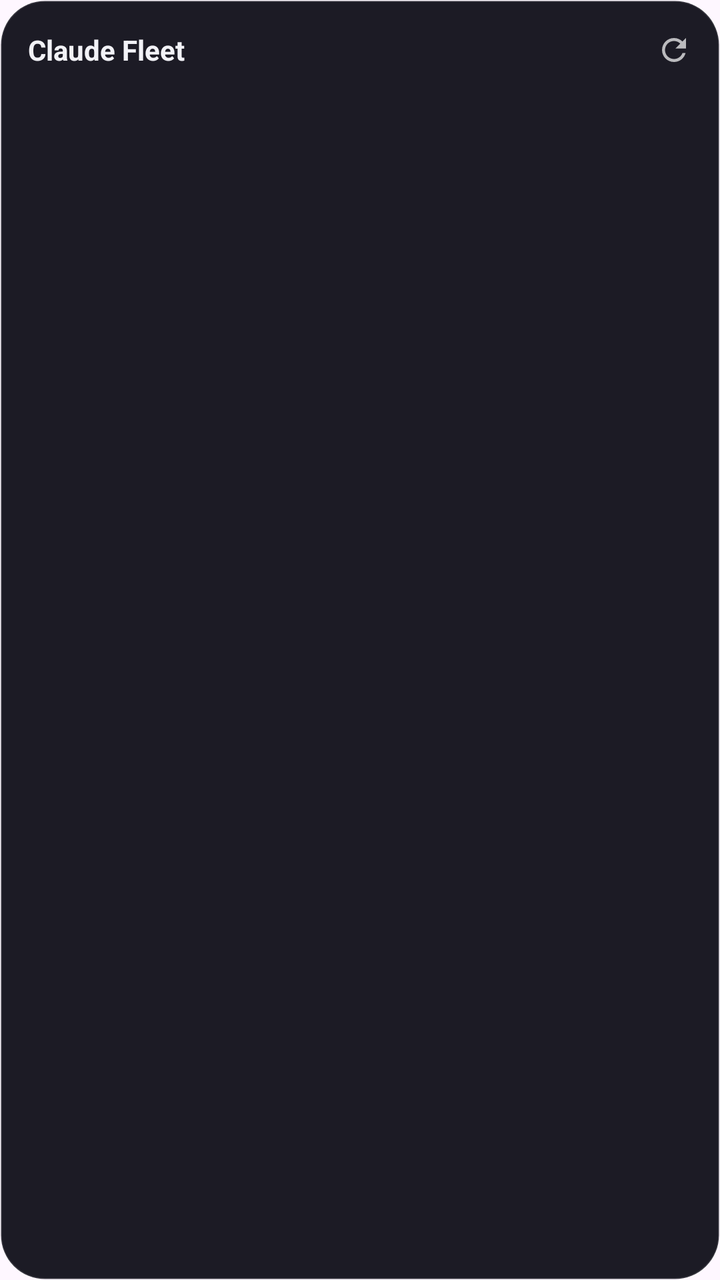
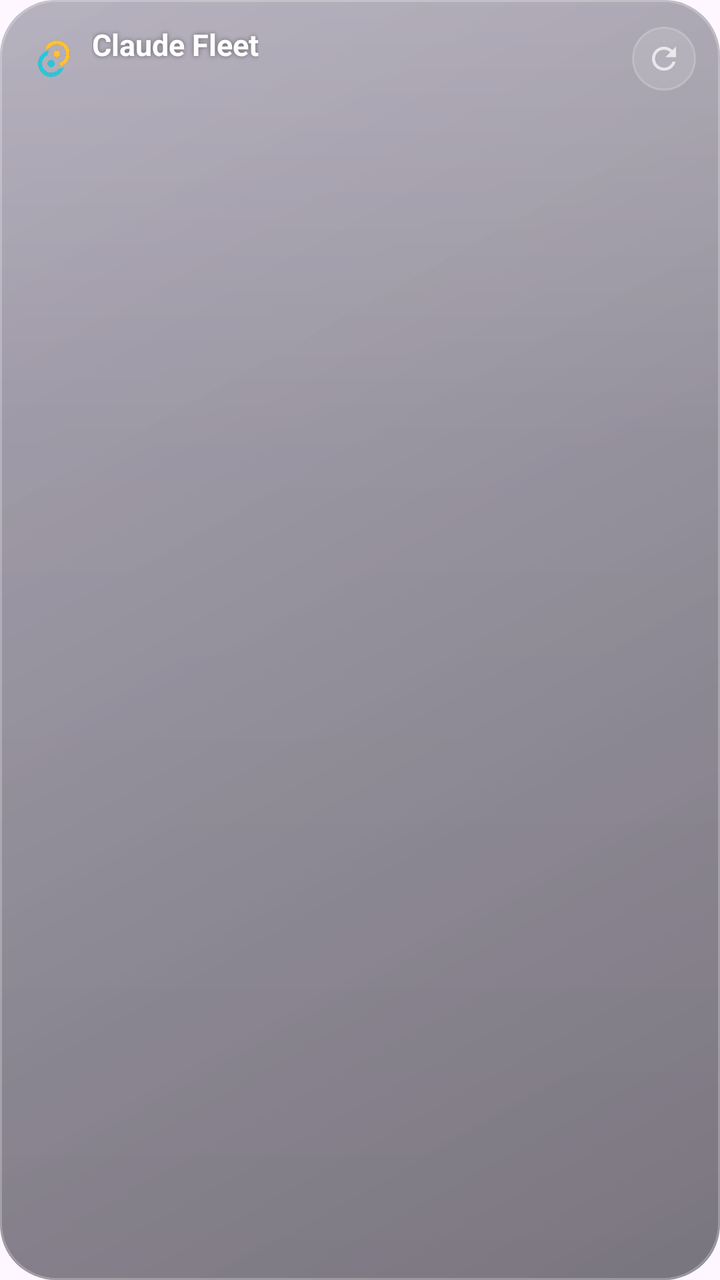

Compare the two renders of this Android layout. The source of the first and the diff that turns it into the second are given below.
<!-- AndroidManifest.xml: application theme Theme.claude_fleet -->
<!-- res/layout/fleet_widget.xml -->
<?xml version="1.0" encoding="utf-8"?>
<LinearLayout xmlns:android="http://schemas.android.com/apk/res/android"
    android:id="@+id/widget_root"
    android:layout_width="match_parent"
    android:layout_height="match_parent"
    android:background="@drawable/widget_bg"
    android:orientation="vertical"
    android:paddingStart="14dp"
    android:paddingTop="8dp"
    android:paddingEnd="6dp"
    android:paddingBottom="10dp">

    <LinearLayout
        android:layout_width="match_parent"
        android:layout_height="wrap_content"
        android:gravity="center_vertical"
        android:orientation="horizontal">

        <TextView
            android:layout_width="0dp"
            android:layout_height="wrap_content"
            android:layout_weight="1"
            android:ellipsize="end"
            android:maxLines="1"
            android:text="Claude Fleet"
            android:textColor="#F2F2F7"
            android:textSize="14sp"
            android:textStyle="bold" />

        <TextView
            android:id="@+id/widget_updated"
            android:layout_width="wrap_content"
            android:layout_height="wrap_content"
            android:layout_marginStart="6dp"
            android:maxLines="1"
            android:textColor="#80FFFFFF"
            android:textSize="11sp" />

        <ImageView
            android:id="@+id/widget_refresh"
            android:layout_width="34dp"
            android:layout_height="34dp"
            android:contentDescription="Refresh"
            android:padding="8dp"
            android:src="@drawable/ic_widget_refresh" />
    </LinearLayout>

    <TextView
        android:id="@+id/widget_plan"
        android:layout_width="match_parent"
        android:layout_height="wrap_content"
        android:layout_marginTop="-4dp"
        android:layout_marginBottom="2dp"
        android:ellipsize="end"
        android:maxLines="1"
        android:textColor="#C4B5FD"
        android:textSize="12sp"
        android:visibility="gone" />

    <TextView
        android:id="@+id/widget_empty"
        android:layout_width="match_parent"
        android:layout_height="wrap_content"
        android:layout_marginTop="4dp"
        android:text="Open Claude Fleet and add a PC to see it here."
        android:textColor="#99FFFFFF"
        android:textSize="12sp"
        android:visibility="gone" />

    <LinearLayout
        android:id="@+id/widget_rows"
        android:layout_width="match_parent"
        android:layout_height="wrap_content"
        android:orientation="vertical"
        android:paddingEnd="8dp" />
</LinearLayout>
<!-- resources referenced by this layout -->
<resources>
  <!-- drawable widget_bg (drawable) -->
  <?xml version="1.0" encoding="utf-8"?>
  <shape xmlns:android="http://schemas.android.com/apk/res/android" android:shape="rectangle">
      <solid android:color="#F00E0E18" />
      <stroke android:width="1dp" android:color="#1FFFFFFF" />
      <corners android:radius="22dp" />
  </shape>
  <!-- unchanged entries left out for length: 2 -->
</resources>

<!-- the commit's change to res/layout/fleet_widget.xml (unified diff, before → after) -->
@@ -5,65 +5,180 @@
     android:layout_height="match_parent"
     android:background="@drawable/widget_bg"
     android:orientation="vertical"
-    android:paddingStart="14dp"
-    android:paddingTop="8dp"
-    android:paddingEnd="6dp"
-    android:paddingBottom="10dp">
+    android:padding="12dp">
 
+    
     <LinearLayout
         android:layout_width="match_parent"
         android:layout_height="wrap_content"
         android:gravity="center_vertical"
-        android:orientation="horizontal">
+        android:orientation="horizontal"
+        android:paddingStart="4dp">
 
-        <TextView
+        <ImageView
+            android:layout_width="22dp"
+            android:layout_height="22dp"
+            android:layout_marginEnd="8dp"
+            android:importantForAccessibility="no"
+            android:src="@mipmap/ic_launcher" />
+
+        <LinearLayout
             android:layout_width="0dp"
             android:layout_height="wrap_content"
             android:layout_weight="1"
-            android:ellipsize="end"
-            android:maxLines="1"
-            android:text="Claude Fleet"
-            android:textColor="#F2F2F7"
-            android:textSize="14sp"
-            android:textStyle="bold" />
+            android:orientation="vertical">
 
-        <TextView
-            android:id="@+id/widget_updated"
-            android:layout_width="wrap_content"
-            android:layout_height="wrap_content"
-            android:layout_marginStart="6dp"
-            android:maxLines="1"
-            android:textColor="#80FFFFFF"
-            android:textSize="11sp" />
+            <TextView
+                android:layout_width="wrap_content"
+                android:layout_height="wrap_content"
+                android:maxLines="1"
+                android:shadowColor="#66000000"
+                android:shadowRadius="6"
+                android:text="Claude Fleet"
+                android:textColor="#FFFFFFFF"
+                android:textSize="15sp"
+                android:textStyle="bold" />
+
+            <TextView
+                android:id="@+id/widget_updated"
+                android:layout_width="wrap_content"
+                android:layout_height="wrap_content"
+                android:ellipsize="end"
+                android:maxLines="1"
+                android:shadowColor="#66000000"
+                android:shadowRadius="4"
+                android:textColor="#B3FFFFFF"
+                android:textSize="11sp" />
+        </LinearLayout>
 
         <ImageView
             android:id="@+id/widget_refresh"
-            android:layout_width="34dp"
-            android:layout_height="34dp"
+            android:layout_width="32dp"
+            android:layout_height="32dp"
+            android:background="@drawable/widget_glass_circle"
             android:contentDescription="Refresh"
-            android:padding="8dp"
+            android:padding="7dp"
             android:src="@drawable/ic_widget_refresh" />
     </LinearLayout>
 
-    <TextView
+    
+    <LinearLayout
         android:id="@+id/widget_plan"
         android:layout_width="match_parent"
         android:layout_height="wrap_content"
-        android:layout_marginTop="-4dp"
-        android:layout_marginBottom="2dp"
-        android:ellipsize="end"
-        android:maxLines="1"
-        android:textColor="#C4B5FD"
-        android:textSize="12sp"
-        android:visibility="gone" />
+        android:layout_marginTop="10dp"
+        android:orientation="horizontal"
+        android:visibility="gone">
+
+        <LinearLayout
+            android:id="@+id/plan_5h"
+            android:layout_width="0dp"
+            android:layout_height="wrap_content"
+            android:layout_weight="1"
+            android:background="@drawable/widget_glass_pill"
+            android:orientation="vertical"
+            android:paddingStart="11dp"
+            android:paddingTop="7dp"
+            android:paddingEnd="11dp"
+            android:paddingBottom="8dp">
+
+            <LinearLayout
+                android:layout_width="match_parent"
+                android:layout_height="wrap_content"
+                android:gravity="center_vertical"
+                android:orientation="horizontal">
+
+                <TextView
+                    android:layout_width="0dp"
+                    android:layout_height="wrap_content"
+                    android:layout_weight="1"
+                    android:letterSpacing="0.08"
+                    android:maxLines="1"
+                    android:text="5-HOUR"
+                    android:textColor="#99FFFFFF"
+                    android:textSize="9sp"
+                    android:textStyle="bold" />
+
+                <TextView
+                    android:id="@+id/plan_5h_text"
+                    android:layout_width="wrap_content"
+                    android:layout_height="wrap_content"
+                    android:maxLines="1"
+                    android:textColor="#FFFFFFFF"
+                    android:textSize="13sp"
+                    android:textStyle="bold" />
+            </LinearLayout>
+
+            <ProgressBar
+                android:id="@+id/plan_5h_bar"
+                style="?android:attr/progressBarStyleHorizontal"
+                android:layout_width="match_parent"
+                android:layout_height="4dp"
+                android:layout_marginTop="4dp"
+                android:max="100"
+                android:progressDrawable="@drawable/widget_meter_plan5h" />
+        </LinearLayout>
+
+        <LinearLayout
+            android:id="@+id/plan_week"
+            android:layout_width="0dp"
+            android:layout_height="wrap_content"
+            android:layout_marginStart="8dp"
+            android:layout_weight="1"
+            android:background="@drawable/widget_glass_pill"
+            android:orientation="vertical"
+            android:paddingStart="11dp"
+            android:paddingTop="7dp"
+            android:paddingEnd="11dp"
+            android:paddingBottom="8dp">
+
+            <LinearLayout
+                android:layout_width="match_parent"
+                android:layout_height="wrap_content"
+                android:gravity="center_vertical"
+                android:orientation="horizontal">
+
+                <TextView
+                    android:layout_width="0dp"
+                    android:layout_height="wrap_content"
+                    android:layout_weight="1"
+                    android:letterSpacing="0.08"
+                    android:maxLines="1"
+                    android:text="WEEKLY"
+                    android:textColor="#99FFFFFF"
+                    android:textSize="9sp"
+                    android:textStyle="bold" />
+
+                <TextView
+                    android:id="@+id/plan_week_text"
+                    android:layout_width="wrap_content"
+                    android:layout_height="wrap_content"
+                    android:maxLines="1"
+                    android:textColor="#FFFFFFFF"
+                    android:textSize="13sp"
+                    android:textStyle="bold" />
+            </LinearLayout>
+
+            <ProgressBar
+                android:id="@+id/plan_week_bar"
+                style="?android:attr/progressBarStyleHorizontal"
+                android:layout_width="match_parent"
+                android:layout_height="4dp"
+                android:layout_marginTop="4dp"
+                android:max="100"
+                android:progressDrawable="@drawable/widget_meter_planweek" />
+        </LinearLayout>
+    </LinearLayout>
 
     <TextView
         android:id="@+id/widget_empty"
         android:layout_width="match_parent"
         android:layout_height="wrap_content"
-        android:layout_marginTop="4dp"
+        android:layout_marginTop="10dp"
+        android:background="@drawable/widget_glass_card"
+        android:padding="12dp"
         android:text="Open Claude Fleet and add a PC to see it here."
-        android:textColor="#99FFFFFF"
+        android:textColor="#CCFFFFFF"
         android:textSize="12sp"
         android:visibility="gone" />
 
@@ -71,6 +186,5 @@
         android:id="@+id/widget_rows"
         android:layout_width="match_parent"
         android:layout_height="wrap_content"
-        android:orientation="vertical"
-        android:paddingEnd="8dp" />
+        android:orientation="vertical" />
 </LinearLayout>
<!-- resource entries referenced after the edit -->
@@ -2,11 +2,119 @@
 <resources>
   <!-- drawable widget_bg (drawable) -->
   <?xml version="1.0" encoding="utf-8"?>
-  <shape xmlns:android="http://schemas.android.com/apk/res/android" android:shape="rectangle">
-      <solid android:color="#F00E0E18" />
-      <stroke android:width="1dp" android:color="#1FFFFFFF" />
-      <corners android:radius="22dp" />
+  <layer-list xmlns:android="http://schemas.android.com/apk/res/android">
+      <item>
+          <shape android:shape="rectangle">
+              <corners android:radius="28dp" />
+              <gradient
+                  android:angle="315"
+                  android:endColor="#8C0B0A14"
+                  android:startColor="#6624203A"
+                  android:type="linear" />
+          </shape>
+      </item>
+      <item>
+          <shape android:shape="rectangle">
+              <corners android:radius="28dp" />
+              <gradient
+                  android:angle="300"
+                  android:centerColor="#0AFFFFFF"
+                  android:centerX="0.35"
+                  android:endColor="#00FFFFFF"
+                  android:startColor="#2EFFFFFF"
+                  android:type="linear" />
+          </shape>
+      </item>
+      <item>
+          <shape android:shape="rectangle">
+              <corners android:radius="28dp" />
+              <stroke android:width="1dp" android:color="#3DFFFFFF" />
+          </shape>
+      </item>
+  </layer-list>
+  <!-- drawable widget_glass_card (drawable) -->
+  <?xml version="1.0" encoding="utf-8"?>
+  <layer-list xmlns:android="http://schemas.android.com/apk/res/android">
+      <item>
+          <shape android:shape="rectangle">
+              <corners android:radius="18dp" />
+              <gradient
+                  android:angle="270"
+                  android:endColor="#0DFFFFFF"
+                  android:startColor="#1FFFFFFF"
+                  android:type="linear" />
+          </shape>
+      </item>
+      <item>
+          <shape android:shape="rectangle">
+              <corners android:radius="18dp" />
+              <stroke android:width="1dp" android:color="#24FFFFFF" />
+          </shape>
+      </item>
+  </layer-list>
+  <!-- drawable widget_glass_circle (drawable) -->
+  <?xml version="1.0" encoding="utf-8"?>
+  <shape xmlns:android="http://schemas.android.com/apk/res/android" android:shape="oval">
+      <solid android:color="#1FFFFFFF" />
+      <stroke android:width="1dp" android:color="#33FFFFFF" />
   </shape>
+  <!-- drawable widget_glass_pill (drawable) -->
+  <?xml version="1.0" encoding="utf-8"?>
+  <layer-list xmlns:android="http://schemas.android.com/apk/res/android">
+      <item>
+          <shape android:shape="rectangle">
+              <corners android:radius="14dp" />
+              <gradient
+                  android:angle="270"
+                  android:endColor="#0AFFFFFF"
+                  android:startColor="#1AFFFFFF"
+                  android:type="linear" />
+          </shape>
+      </item>
+      <item>
+          <shape android:shape="rectangle">
+              <corners android:radius="14dp" />
+              <stroke android:width="1dp" android:color="#1FFFFFFF" />
+          </shape>
+      </item>
+  </layer-list>
+  <!-- drawable widget_meter_plan5h (drawable) -->
+  <?xml version="1.0" encoding="utf-8"?>
+  <layer-list xmlns:android="http://schemas.android.com/apk/res/android">
+      <item android:id="@android:id/background">
+          <shape>
+              <corners android:radius="3dp" />
+              <solid android:color="#24FFFFFF" />
+          </shape>
+      </item>
+      <item android:id="@android:id/progress">
+          <clip>
+              <shape>
+                  <corners android:radius="3dp" />
+                  <gradient android:angle="0" android:startColor="#FBBF24" android:endColor="#FB7185" />
+              </shape>
+          </clip>
+      </item>
+  </layer-list>
+  <!-- drawable widget_meter_planweek (drawable) -->
+  <?xml version="1.0" encoding="utf-8"?>
+  <layer-list xmlns:android="http://schemas.android.com/apk/res/android">
+      <item android:id="@android:id/background">
+          <shape>
+              <corners android:radius="3dp" />
+              <solid android:color="#24FFFFFF" />
+          </shape>
+      </item>
+      <item android:id="@android:id/progress">
+          <clip>
+              <shape>
+                  <corners android:radius="3dp" />
+                  <gradient android:angle="0" android:startColor="#818CF8" android:endColor="#C084FC" />
+              </shape>
+          </clip>
+      </item>
+  </layer-list>
+  <!-- mipmap ic_launcher: png bitmap (mipmap-hdpi, 3524 bytes) -->
   <!-- unchanged entries left out for length: 2 -->
 </resources>
 
